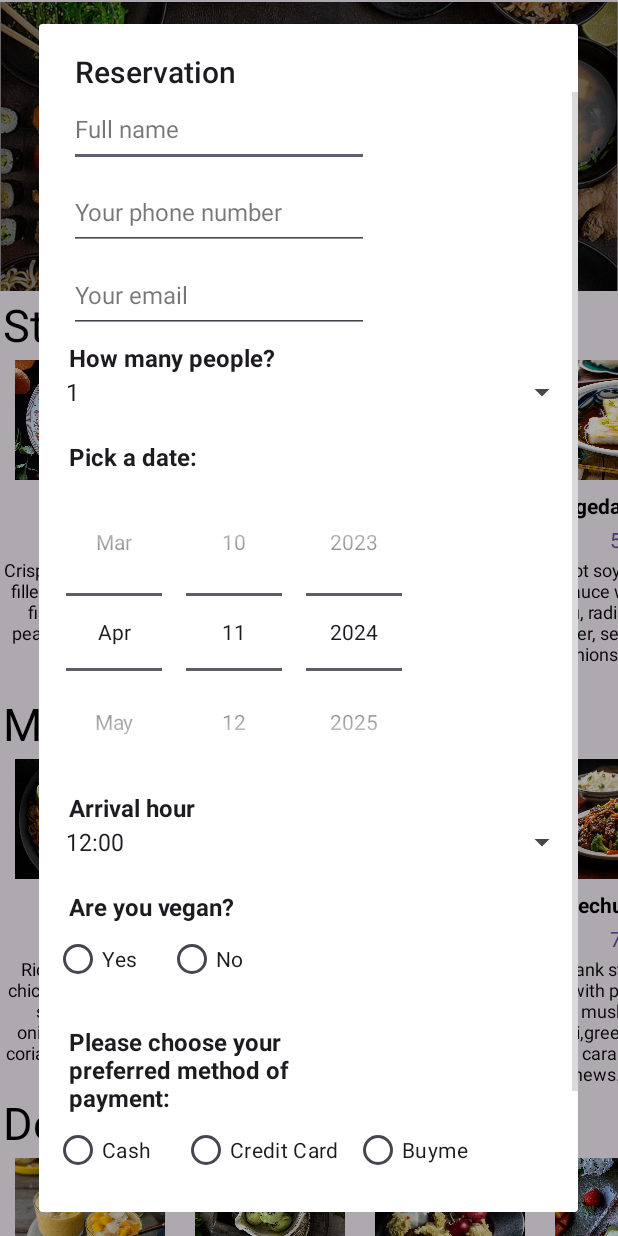
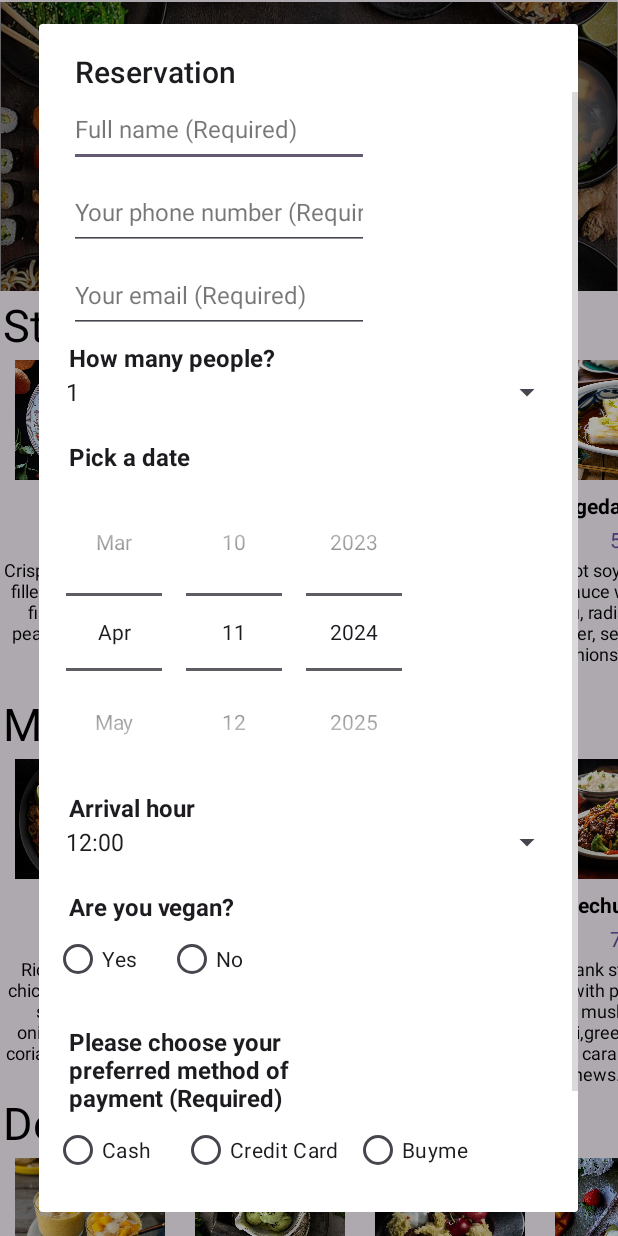
Before and after one commit to NoaErben/sushi-restaurant-kotlin, an Android app: the screen it shows after launch (MainActivity2), after a tap on "Reserve seats", on a phone screen of 412 x 824 dp. Run offline under Robolectric (Android 15) with nearby library versions, the phone set to English and light mode, and no system bars; Roboto replaces fonts that are not available here.

Commit message:
added translated reservation deatils and changed color of buttons

```diff
--- a/app/src/main/java/com/example/sushirestaurant/MainActivity1.kt
+++ b/app/src/main/java/com/example/sushirestaurant/MainActivity1.kt
@@ -33,6 +33,6 @@ class MainActivity1 : AppCompatActivity() {
 
             // Finish current activity to prevent user from going back to it
             finish()
-        }, 2330)
+        }, 2350)
     }
 }
--- a/app/src/main/res/anim/slide_right.xml
+++ b/app/src/main/res/anim/slide_right.xml
@@ -4,7 +4,7 @@
         android:duration="3000"
         android:fromXDelta="0%"
         android:fromYDelta="0%"
-        android:toXDelta="100%"
+        android:toXDelta="110%"
         android:toYDelta="0%" />
 
 </set>
--- a/app/src/main/res/layout/dialog_reservation.xml
+++ b/app/src/main/res/layout/dialog_reservation.xml
@@ -62,6 +62,7 @@
             android:layout_width="match_parent"
             android:layout_height="wrap_content"
             android:layout_marginLeft="10dp"
+            android:layout_marginRight="10dp"
             android:layout_marginBottom="20dp"
             />
 
@@ -83,7 +84,9 @@
             android:layout_height="wrap_content"
             android:calendarViewShown="false"
             android:datePickerMode="spinner"
-            android:layout_marginLeft="10dp"/>
+            android:layout_marginLeft="10dp"
+            android:layout_marginRight="10dp" />
+
 
         <!--    hour drop-down selection-->
         <TextView
@@ -101,6 +104,7 @@
             android:layout_width="match_parent"
             android:layout_height="wrap_content"
             android:layout_marginLeft="10dp"
+            android:layout_marginRight="10dp"
             android:layout_marginBottom="20dp"/>
 
         <!--  vegen check -->
@@ -119,6 +123,7 @@
             android:layout_height="wrap_content"
             android:orientation="horizontal"
             android:layout_marginLeft="10dp"
+            android:layout_marginRight="10dp"
             android:layout_marginBottom="20dp">
 
             <RadioButton android:id="@+id/yes_answer"
@@ -151,6 +156,7 @@
             android:layout_height="wrap_content"
             android:orientation="horizontal"
             android:layout_marginLeft="10dp"
+            android:layout_marginRight="10dp"
             android:layout_marginBottom="20dp">
 
             <RadioButton android:id="@+id/cash"
@@ -185,14 +191,18 @@
                 android:layout_width="100dp"
                 android:layout_height="wrap_content"
                 android:text="@string/cancel"
-                android:layout_margin="20dp"/>
+                android:textSize="16sp"
+                android:layout_margin="20dp"
+                android:backgroundTint="@color/red"/>
 
             <Button
                 android:id="@+id/submit_button"
                 android:layout_width="100dp"
                 android:layout_height="wrap_content"
                 android:text="@string/submit"
-                android:layout_margin="20dp"/>
+                android:layout_margin="20dp"
+                android:textSize="16sp"
+                android:backgroundTint="@color/green"/>
 
 
         </LinearLayout>
--- a/app/src/main/res/values/colors.xml
+++ b/app/src/main/res/values/colors.xml
@@ -4,4 +4,6 @@
     <color name="white">#FFFFFFFF</color>
     <color name="purple">#6750A4</color>
     <color name="lighter_purple">#9386B7</color>
+    <color name = "red">#D3EF1D1D</color>
+    <color name = "green">#4CAF50</color>
 </resources>
--- a/app/src/main/res/values/strings.xml
+++ b/app/src/main/res/values/strings.xml
@@ -45,22 +45,32 @@
     <string name="sprite_label_text">Sprite</string>
     <string name="mineral_water_label_text">Mineral Water</string>
     <string name="fuze_tea_label_text">Fuze Tea</string>
-    <string name="full_name">Full name</string>
-    <string name="your_phone_number">Your phone number</string>
-    <string name="your_email">Your email</string>
+    <string name="full_name">Full name (Required)</string>
+    <string name="your_phone_number">Your phone number (Required)</string>
+    <string name="your_email">Your email (Required)</string>
     <string name="how_many_people">How many people?</string>
-    <string name="pick_a_date">Pick a date:</string>
-    <string name="arrival_hour">Arrival hour</string>
-    <string name="are_you_vegan">Are you vegan?</string>
+    <string name="pick_a_date">Pick a date </string>
+    <string name="arrival_hour">Arrival hour </string>
+    <string name="are_you_vegan">Are you vegan? </string>
     <string name="yes">Yes</string>
     <string name="no">No</string>
-    <string name="please_choose_your_preferred_method_of_payment">Please choose your preferred method of payment:</string>
+    <string name="please_choose_your_preferred_method_of_payment">Please choose your preferred method of payment (Required)</string>
     <string name="cash">Cash</string>
     <string name="credit_card">Credit Card</string>
     <string name="buyme">Buyme</string>
     <string name="cancel">Cancel</string>
     <string name="submit">Submit</string>
     <string name="reservation_title">Reservation</string>
+    <string name="error">Error</string>
+    <string name="error_message">Please fill out all required fields.</string>
+    <string name="reservation_deatils_title">Reservation Details</string>
+    <string name="full_name_label">Full name:</string>
+    <string name="phone_number_label">Phone Number:</string>
+    <string name="email_label">Email:</string>
+    <string name="num_people_label">Number of People:</string>
+    <string name="selected_hour_label">Selected Hour:</string>
+    <string name="date_label">Date:</string>
+    <string name="ok_button_label">OK</string>
 
 
     <string-array name="num_people_array">
```
Also changed, not shown: app/src/main/java/com/example/sushirestaurant/ReservationDialogFragment.kt (+33 -14 lines), 1 other file.
